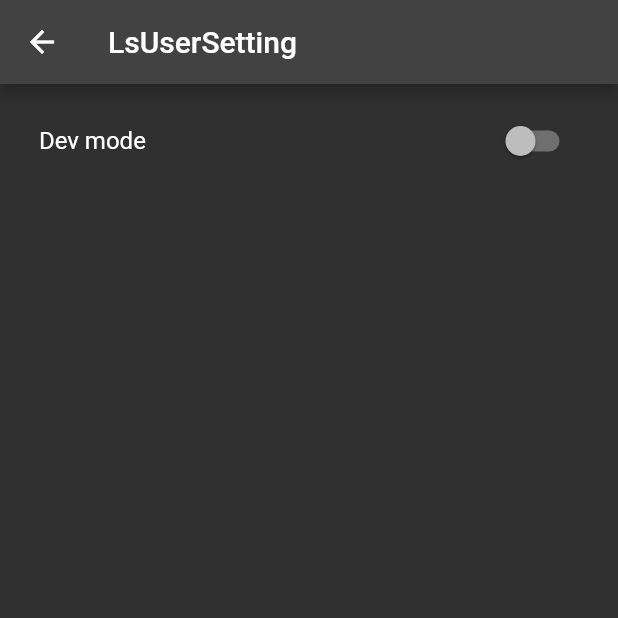
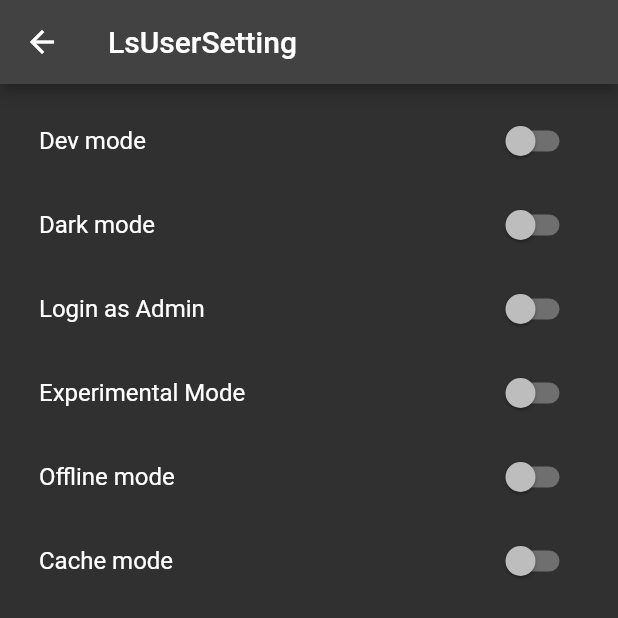
Before and after one commit to lie16/tutorial, a Flutter app: the LsUserSettingView screen opened directly, on a phone screen of 412 x 824 dp, the top half of it. Run offline on Flutter 3.47's test engine with Material 2 defaults, Android fonts, the phone set to English and light mode, and no system bars; our stand-ins replace badges, blur, cached_network_image, carousel_slider, cloud_firestore, dio and 17 more; missing offline and left inert: custom_clippers, faker_dart; accounts and stored records are empty; project files that could hold a hidden picture were left out.

Commit message:
local storage done

```diff
--- a/lib/module/exercise/ls_user_setting/view/ls_user_setting_view.dart
+++ b/lib/module/exercise/ls_user_setting/view/ls_user_setting_view.dart
@@ -54,6 +54,51 @@ class LsUserSettingView extends StatefulWidget {
               Jika perubahan yang kamu lakukan tidak mempengarungi
               Switch yang lainnya, maka task ini selesai!
               */
+              SwitchListTile(
+                value: mainStorage.get("dark_mode") ?? false,
+                title: const Text("Dark mode"),
+                onChanged: (value) {
+                  var current = mainStorage.get("dark_mode") ?? false;
+                  mainStorage.put("dark_mode", !current);
+                  controller.setState(() {});
+                },
+              ),
+              SwitchListTile(
+                value: mainStorage.get("login_as_admin") ?? false,
+                title: const Text("Login as Admin"),
+                onChanged: (value) {
+                  var current = mainStorage.get("login_as_admin") ?? false;
+                  mainStorage.put("login_as_admin", !current);
+                  controller.setState(() {});
+                },
+              ),
+              SwitchListTile(
+                value: mainStorage.get("experimental_mode") ?? false,
+                title: const Text("Experimental Mode"),
+                onChanged: (value) {
+                  var current = mainStorage.get("experimental_mode") ?? false;
+                  mainStorage.put("experimental_mode", !current);
+                  controller.setState(() {});
+                },
+              ),
+              SwitchListTile(
+                value: mainStorage.get("offline_mode") ?? false,
+                title: const Text("Offline mode"),
+                onChanged: (value) {
+                  var current = mainStorage.get("offline_mode") ?? false;
+                  mainStorage.put("offline_mode", !current);
+                  controller.setState(() {});
+                },
+              ),
+              SwitchListTile(
+                value: mainStorage.get("cache_mode") ?? false,
+                title: const Text("Cache mode"),
+                onChanged: (value) {
+                  var current = mainStorage.get("cache_mode") ?? false;
+                  mainStorage.put("cache_mode", !current);
+                  controller.setState(() {});
+                },
+              ),
             ],
           ),
         ),
```
